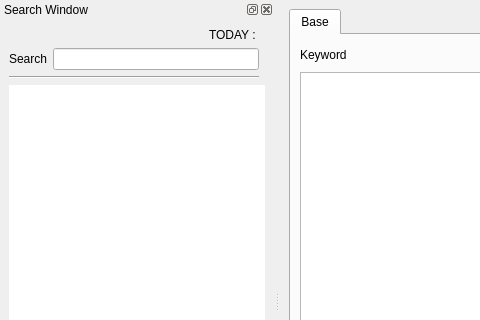
Qt form web_ui.ui (Dsypasit/web_crawler) before a commit; both pictures show x 0 to 480 and y 0 to 320 of the 978 by 602 pixel window.
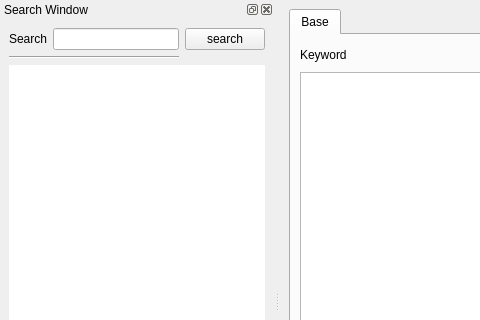
The same form after that commit. Icons and pictures are not drawn.

Commit message: feat: add keyword in gui

Diff of the .ui file:
```diff
--- a/web_ui.ui
+++ b/web_ui.ui
@@ -78,21 +78,21 @@
    </attribute>
    <widget class="QWidget" name="dockWidgetContents">
     <layout class="QGridLayout" name="gridLayout">
-     <item row="3" column="0" colspan="2">
+     <item row="2" column="0" colspan="2">
       <widget class="Line" name="line">
        <property name="orientation">
         <enum>Qt::Horizontal</enum>
        </property>
       </widget>
      </item>
-     <item row="1" column="0">
+     <item row="0" column="0">
       <widget class="QLabel" name="label_10">
        <property name="text">
         <string>Search</string>
        </property>
       </widget>
      </item>
-     <item row="4" column="0" colspan="3">
+     <item row="3" column="0" colspan="3">
       <widget class="QListWidget" name="SearchList">
        <property name="acceptDrops">
         <bool>false</bool>
@@ -108,13 +108,13 @@
        </property>
       </widget>
      </item>
-     <item row="1" column="1">
+     <item row="0" column="1">
       <widget class="QLineEdit" name="Search_LineEdit"/>
      </item>
-     <item row="0" column="0" colspan="2" alignment="Qt::AlignRight">
-      <widget class="QLabel" name="date_label">
+     <item row="0" column="2">
+      <widget class="QPushButton" name="searchButton">
        <property name="text">
-        <string>TODAY : </string>
+        <string>search</string>
        </property>
       </widget>
      </item>
```
The commit also changes 2 other files.
